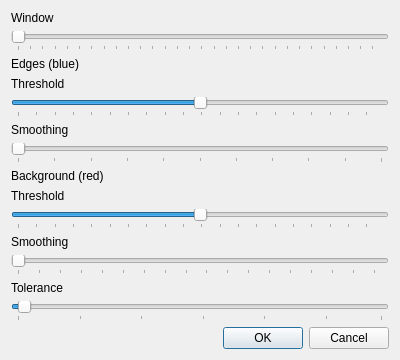
tmramalho/bigCellBrotherGUI, file views/threshold.ui: the form before one commit.
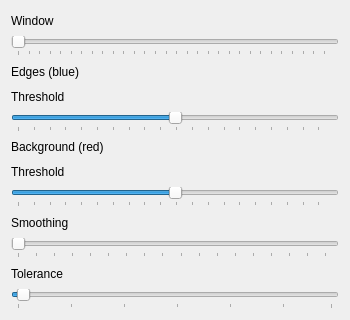
The form after the commit.

Diff of the .ui file:
```diff
--- a/views/threshold.ui
+++ b/views/threshold.ui
@@ -6,10 +6,16 @@
    <rect>
     <x>0</x>
     <y>0</y>
-    <width>400</width>
-    <height>353</height>
+    <width>350</width>
+    <height>320</height>
    </rect>
   </property>
+  <property name="sizePolicy">
+   <sizepolicy hsizetype="Fixed" vsizetype="Fixed">
+    <horstretch>0</horstretch>
+    <verstretch>0</verstretch>
+   </sizepolicy>
+  </property>
   <property name="windowTitle">
    <string>Dialog</string>
   </property>
@@ -69,32 +75,6 @@
        </property>
       </widget>
      </item>
-     <item>
-      <widget class="QLabel" name="label_11">
-       <property name="text">
-        <string>Smoothing</string>
-       </property>
-      </widget>
-     </item>
-     <item>
-      <widget class="QSlider" name="bgSmoothSlider">
-       <property name="minimum">
-        <number>1</number>
-       </property>
-       <property name="maximum">
-        <number>21</number>
-       </property>
-       <property name="singleStep">
-        <number>2</number>
-       </property>
-       <property name="orientation">
-        <enum>Qt::Horizontal</enum>
-       </property>
-       <property name="tickPosition">
-        <enum>QSlider::TicksBelow</enum>
-       </property>
-      </widget>
-     </item>
      <item>
       <widget class="QLabel" name="label_7">
        <property name="text">
@@ -182,16 +162,6 @@
      </item>
     </layout>
    </item>
-   <item row="1" column="0">
-    <widget class="QDialogButtonBox" name="buttonBox">
-     <property name="orientation">
-      <enum>Qt::Horizontal</enum>
-     </property>
-     <property name="standardButtons">
-      <set>QDialogButtonBox::Cancel|QDialogButtonBox::Ok</set>
-     </property>
-    </widget>
-   </item>
   </layout>
  </widget>
  <resources/>
```
Left out of the diff: 35 changed lines with no effect on the pictures.
